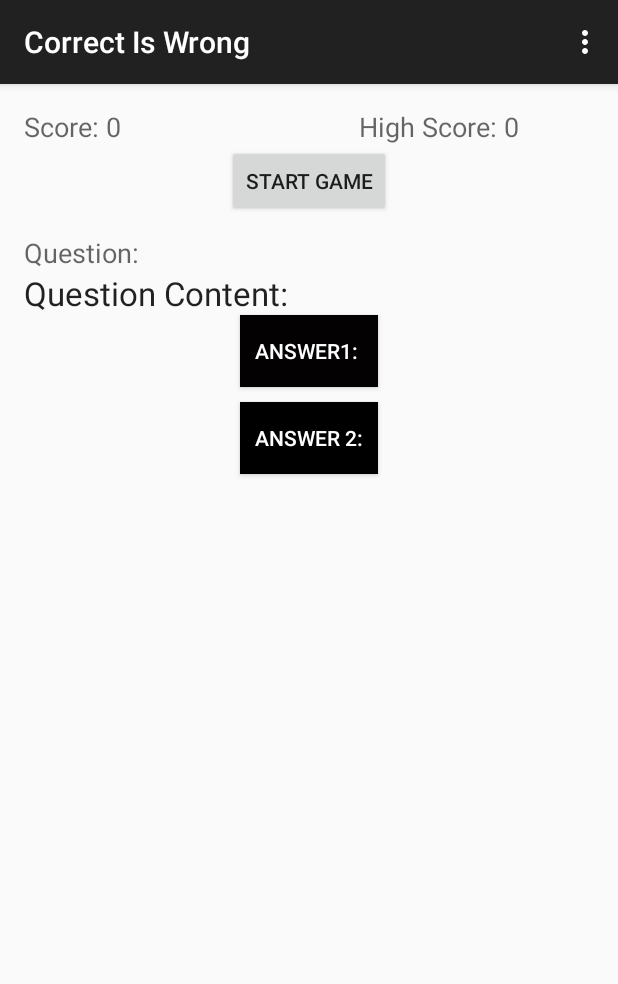
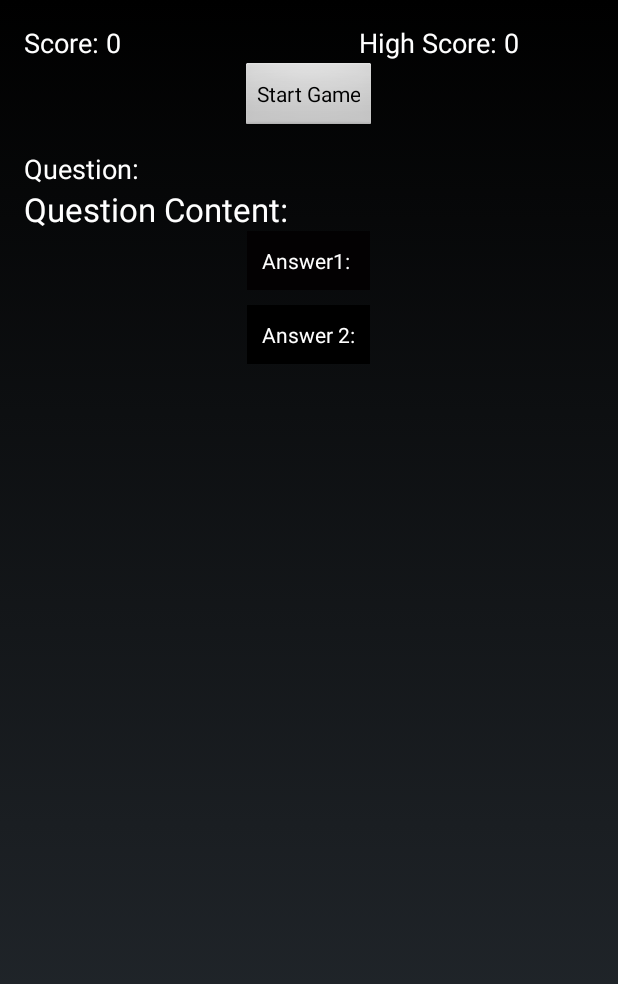
Before and after one commit to FabioNgo/Correct-Is-Wrong, an Android app: the Game screen opened directly, with no data from a screen before it, on a phone screen of 412 x 824 dp. Shown: the top 984 px of the screen. Run offline under Robolectric (Android 15) with nearby library versions, the phone set to English and light mode, and no system bars.

Commit message:
Fix "Win" bug and change to fullscreen mode

```diff
--- a/CorrectIsWrong/Main/src/main/AndroidManifest.xml
+++ b/CorrectIsWrong/Main/src/main/AndroidManifest.xml
@@ -8,10 +8,11 @@
         android:allowBackup="true"
         android:icon="@drawable/ic_launcher"
         android:label="@string/app_name"
-        android:theme="@style/AppTheme" >
+        android:theme="@android:style/Theme.NoTitleBar.Fullscreen" >
         <activity
             android:name="fabio.correctiswrong.main.Main"
             android:label="@string/app_name"
+
             android:screenOrientation="portrait" >
             <intent-filter>
                 <action android:name="android.intent.action.MAIN" />
--- a/CorrectIsWrong/Main/src/main/java/fabio/correctiswrong/main/Game.java
+++ b/CorrectIsWrong/Main/src/main/java/fabio/correctiswrong/main/Game.java
@@ -1,5 +1,6 @@
 package fabio.correctiswrong.main;
 
+import android.app.Activity;
 import android.graphics.Color;
 import android.os.Handler;
 import android.support.v7.app.ActionBarActivity;
@@ -31,7 +32,7 @@ import java.util.TimerTask;
 import java.util.Vector;
 
 
-public class Game extends ActionBarActivity {
+public class Game extends Activity {
     Vector<Question> questions;
     int score;
     int highScore;
@@ -86,14 +87,14 @@ public class Game extends ActionBarActivity {
 
         };
         File file = new File(getExternalFilesDir(ACCESSIBILITY_SERVICE),"score.ciw");
-        System.out.println(file.getAbsolutePath());
+        //System.out.println(file.getAbsolutePath());
         try {
             FileInputStream fileInputStream = new FileInputStream(file);
             try {
                 int temp;
                 do {
                     temp = fileInputStream.read();
-                    System.out.println(temp);
+                    //System.out.println(temp);
                     if (temp != -1) {
                         highScore = highScore * 255 + temp;
                     }
@@ -192,7 +193,7 @@ public class Game extends ActionBarActivity {
 
     private void startGame () {
         inGame = true;
-
+        win = false;
         time = TimeLimit;
         score = 0;
         TextView scoreText = (TextView)findViewById(R.id.score);
--- a/CorrectIsWrong/Main/src/main/res/menu/game.xml
+++ b/CorrectIsWrong/Main/src/main/res/menu/game.xml
@@ -1,7 +1,8 @@
 <menu xmlns:android="http://schemas.android.com/apk/res/android"
     xmlns:app="http://schemas.android.com/apk/res-auto"
     xmlns:tools="http://schemas.android.com/tools"
-    tools:context="fabio.correctiswrong.game.Game" >
+    tools:context="fabio.correctiswrong.main.Game"
+    >
 
     <item android:id="@+id/action_settings"
         android:title="@string/action_settings"
```
Also changed, not shown: CorrectIsWrong/Main/src/main/java/fabio/correctiswrong/main/Main.java (+2 -19 lines).
